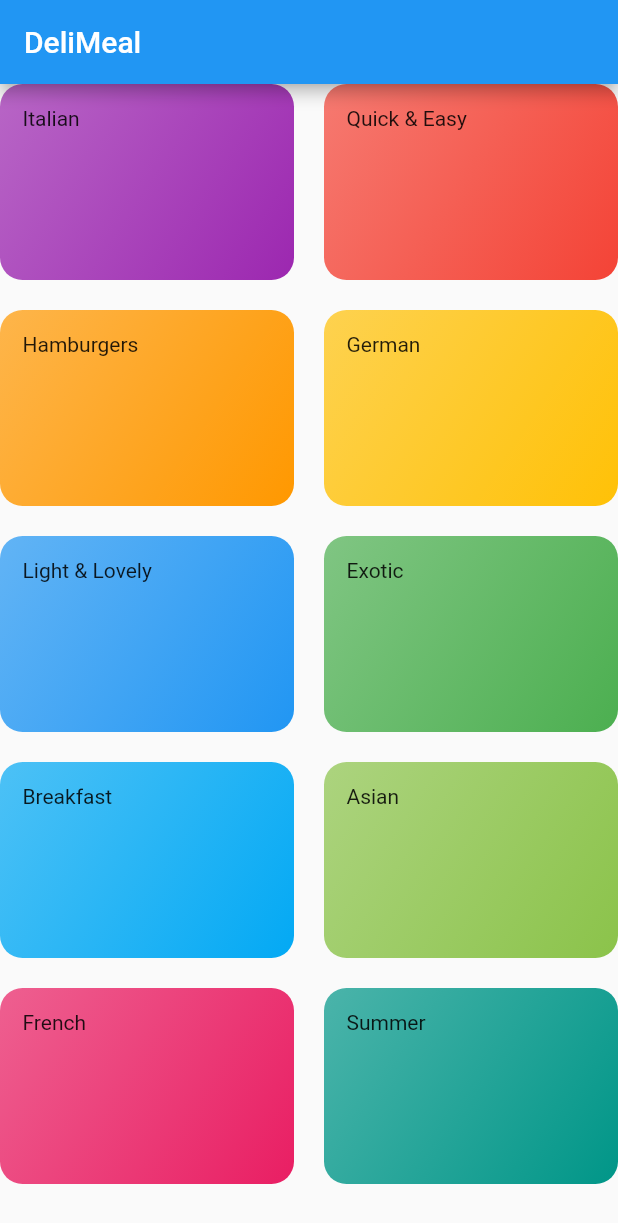
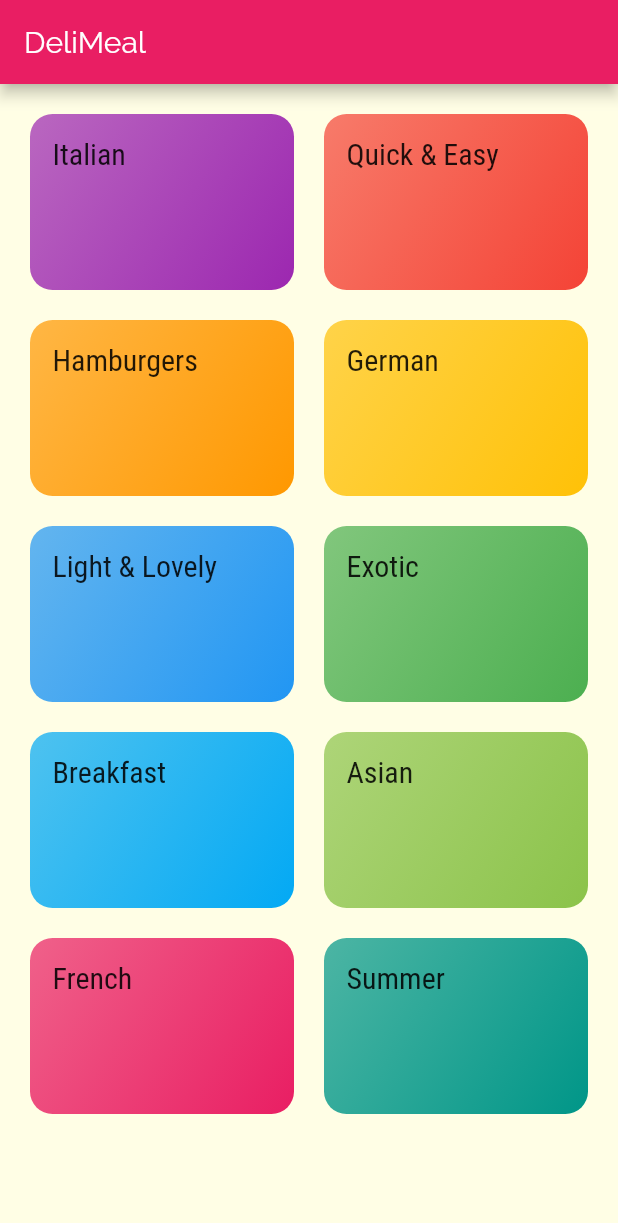
Before and after one commit to carlosalvarezm17/deli_meals, a Flutter app: the screen it shows after launch, on a phone screen of 412 x 824 dp. Shown: the top 1223 px of the screen. Run offline on Flutter 3.47's test engine with Material 2 defaults, Android fonts, the phone set to English and light mode, and no system bars.

Commit message:
Styling & Theming

```diff
--- a/lib/categories_screen.dart
+++ b/lib/categories_screen.dart
@@ -10,6 +10,7 @@ class CategoriesScreen extends StatelessWidget {
         title: const Text('DeliMeal'),
       ),
       body: GridView(
+        padding: const EdgeInsets.all(20),
         children: DUMMY_CATEGORIES
             .map(
               (catData) => CategoryItem(
--- a/lib/category_item.dart
+++ b/lib/category_item.dart
@@ -10,7 +10,7 @@ class CategoryItem extends StatelessWidget {
   Widget build(BuildContext context) {
     return Container(
       padding: const EdgeInsets.all(15),
-      child: Text(title),
+      child: Text(title, style: Theme.of(context).textTheme.title,),
       decoration: BoxDecoration(
         gradient: LinearGradient(
           colors: [color.withOpacity(0.7), color],
--- a/lib/main.dart
+++ b/lib/main.dart
@@ -10,7 +10,16 @@ class MyApp extends StatelessWidget {
       debugShowCheckedModeBanner: false,
       title: 'DeliMeals',
       theme: ThemeData(
-        primarySwatch: Colors.blue,
+        primarySwatch: Colors.pink,
+        accentColor: Colors.amber,
+        canvasColor: Color.fromRGBO(255, 254, 229, 1),
+        fontFamily: 'Raleway',
+        textTheme: ThemeData.light().textTheme.copyWith(
+              title: TextStyle(
+                fontFamily: 'RobotoCondensed',
+                fontSize: 20,
+              ),
+            ),
       ),
       home: CategoriesScreen(),
     );
```
Also changed, not shown: pubspec.yaml (+17 -6 lines), assets/fonts/Raleway-Black.ttf (added), assets/fonts/Raleway-Bold.ttf (added), assets/fonts/Raleway-Regular.ttf (added), assets/fonts/RobotoCondensed-Bold.ttf (added), assets/fonts/RobotoCondensed-Italic.ttf (added), assets/fonts/RobotoCondensed-Light.ttf (added), assets/fonts/RobotoCondensed-Regular.ttf (added).
